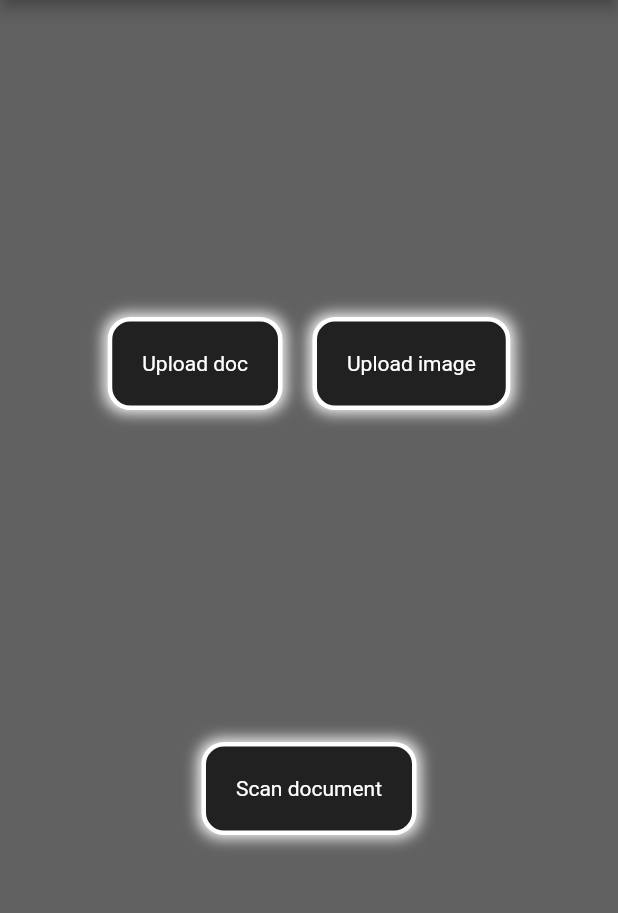
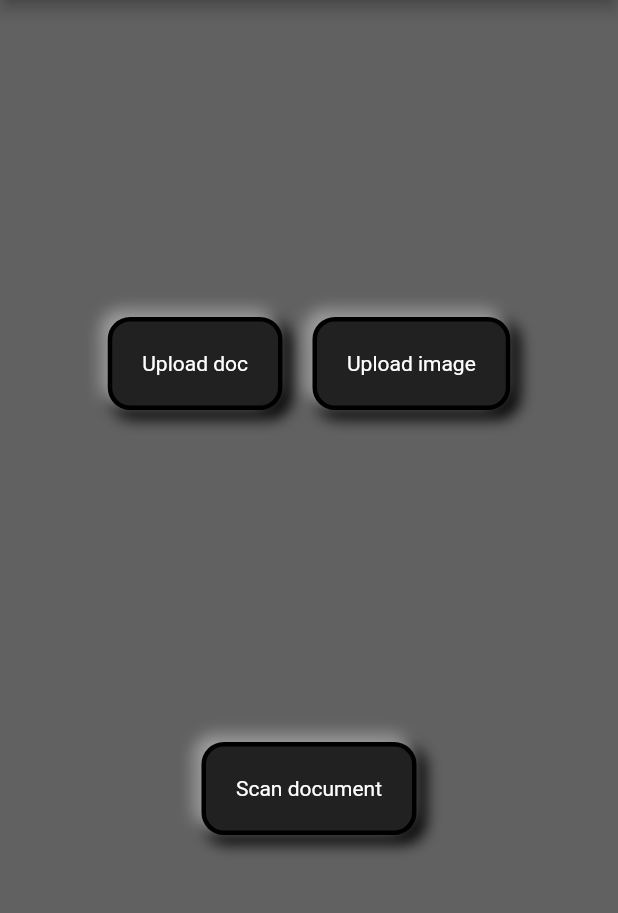
Before and after one commit to aaadddiii/voxlens, a Flutter app: the Main_menu screen opened directly, after a tap on "doc reader", on a phone screen of 412 x 824 dp, the part 84-997 px from its top. Run offline on Flutter 3.47's test engine with Material 2 defaults, Android fonts, the phone set to English and light mode, and no system bars; our stand-ins replace file_picker, flutter_tts, image_picker, speech_to_text; missing offline and left inert: alan_voice, google_ml_kit, read_pdf_text.

Commit message:
3d buttons

```diff
--- a/client/lib/document_reader.dart
+++ b/client/lib/document_reader.dart
@@ -52,9 +52,10 @@ class _Doc_ReaderState extends State<Doc_Reader> {
                       // color: Colors.grey[900],
                       decoration: BoxDecoration(
                           color: Colors.grey[900],
-                          border: Border.all(width: 3,color: Colors.white),
-                          borderRadius: BorderRadius.all(Radius.circular(15)),
-                        boxShadow : [BoxShadow(color: Colors.white,spreadRadius: 2,blurRadius: 8)],
+                        border: Border.all(width: 3,color: Colors.black),
+                        borderRadius: BorderRadius.all(Radius.circular(15)),
+                        boxShadow : [BoxShadow(color: Colors.black,spreadRadius: 2,blurRadius: 8,offset:Offset(4,4)),
+                          BoxShadow(color: Colors.grey,spreadRadius: 1,blurRadius: 8,offset:Offset(-4,-4))],
                       ),
                     )),
               ),
@@ -72,9 +73,10 @@ class _Doc_ReaderState extends State<Doc_Reader> {
                   // color: Colors.grey[900],
                   decoration: BoxDecoration(
                       color: Colors.grey[900],
-                      border: Border.all(width: 3,color: Colors.white),
-                      borderRadius: BorderRadius.all(Radius.circular(15)),
-                    boxShadow : [BoxShadow(color: Colors.white,spreadRadius: 2,blurRadius: 8)],
+                    border: Border.all(width: 3,color: Colors.black),
+                    borderRadius: BorderRadius.all(Radius.circular(15)),
+                    boxShadow : [BoxShadow(color: Colors.black,spreadRadius: 2,blurRadius: 8,offset:Offset(4,4)),
+                      BoxShadow(color: Colors.grey,spreadRadius: 1,blurRadius: 8,offset:Offset(-4,-4))],
                   ),
                 )),
               ),
@@ -95,9 +97,10 @@ class _Doc_ReaderState extends State<Doc_Reader> {
               // color: Colors.red[300],
               decoration: BoxDecoration(
                 color: Colors.grey[900],
-                border: Border.all(width: 3,color: Colors.white),
+                border: Border.all(width: 3,color: Colors.black),
                 borderRadius: BorderRadius.all(Radius.circular(15)),
-                boxShadow : [BoxShadow(color: Colors.white,spreadRadius: 2,blurRadius: 8)],
+                boxShadow : [BoxShadow(color: Colors.black,spreadRadius: 2,blurRadius: 8,offset:Offset(4,4)),
+                  BoxShadow(color: Colors.grey,spreadRadius: 1,blurRadius: 8,offset:Offset(-4,-4))],
               ),
             )),
           )
--- a/client/lib/home_screen.dart
+++ b/client/lib/home_screen.dart
@@ -112,9 +112,10 @@ class _HomeState extends State<Home> {
           // color: Colors.grey[600],
           decoration: BoxDecoration(
               color: Colors.grey[900],
-              border: Border.all(width: 3,color: Colors.white),
+              // border: Border.all(width: 3,color: Colors.white),
               borderRadius: BorderRadius.all(Radius.circular(15)),
-              boxShadow : [BoxShadow(color: Colors.white,spreadRadius: 2,blurRadius: 8)],
+            boxShadow : [BoxShadow(color: Colors.black,spreadRadius: 2,blurRadius: 8,offset:Offset(4,4)),
+            BoxShadow(color: Colors.grey,spreadRadius: 1,blurRadius: 8,offset:Offset(-4,-4))],
 
           ),
         )),
--- a/client/lib/main_menu.dart
+++ b/client/lib/main_menu.dart
@@ -38,9 +38,11 @@ class Main_menu extends StatelessWidget {
                   // color: Colors.red[300],
                   decoration: BoxDecoration(
                       color: Colors.grey[900],
-                      border: Border.all(width: 3,color: Colors.white),
-                      borderRadius: BorderRadius.all(Radius.circular(15)),
-                    boxShadow : [BoxShadow(color: Colors.white,spreadRadius: 2,blurRadius: 8)],
+                      border: Border.all(width: 3,color: Colors.black),
+                    borderRadius: BorderRadius.all(Radius.circular(15)),
+                    boxShadow : [BoxShadow(color: Colors.black,spreadRadius: 2,blurRadius: 8,offset:Offset(4,4)),
+                      BoxShadow(color: Colors.grey,spreadRadius: 1,blurRadius: 8,offset:Offset(-4,-4))],
+
                   ),
                 )),
               ),
@@ -58,9 +60,10 @@ class Main_menu extends StatelessWidget {
                   // color: Colors.red[300],
                   decoration: BoxDecoration(
                       color: Colors.grey[900],
-                      border: Border.all(width: 3,color: Colors.white),
-                      borderRadius: BorderRadius.all(Radius.circular(15)),
-                    boxShadow : [BoxShadow(color: Colors.white,spreadRadius: 2,blurRadius: 8)],
+                      border: Border.all(width: 3,color: Colors.black),
+                    borderRadius: BorderRadius.all(Radius.circular(15)),
+                    boxShadow : [BoxShadow(color: Colors.black,spreadRadius: 2,blurRadius: 8,offset:Offset(4,4)),
+                      BoxShadow(color: Colors.grey,spreadRadius: 1,blurRadius: 8,offset:Offset(-4,-4))],
                   ),
                 )),
               ),
@@ -88,9 +91,10 @@ class Main_menu extends StatelessWidget {
                   // color: Colors.red[300],
                   decoration: BoxDecoration(
                       color: Colors.grey[900],
-                      border: Border.all(width: 3,color: Colors.white),
-                      borderRadius: BorderRadius.all(Radius.circular(15)),
-                    boxShadow : [BoxShadow(color: Colors.white,spreadRadius: 2,blurRadius: 8)],
+                    border: Border.all(width: 3,color: Colors.black),
+                    borderRadius: BorderRadius.all(Radius.circular(15)),
+                    boxShadow : [BoxShadow(color: Colors.black,spreadRadius: 2,blurRadius: 8,offset:Offset(4,4)),
+                      BoxShadow(color: Colors.grey,spreadRadius: 1,blurRadius: 8,offset:Offset(-4,-4))],
                   ),
                 )),
               ),
@@ -105,9 +109,10 @@ class Main_menu extends StatelessWidget {
                 // color: Colors.red[300],
                 decoration: BoxDecoration(
                     color: Colors.grey[900],
-                    border: Border.all(width: 3,color: Colors.white),
-                    borderRadius: BorderRadius.all(Radius.circular(15)),
-                  boxShadow : [BoxShadow(color: Colors.white,spreadRadius: 2,blurRadius: 8)],
+                  border: Border.all(width: 3,color: Colors.black),
+                  borderRadius: BorderRadius.all(Radius.circular(15)),
+                  boxShadow : [BoxShadow(color: Colors.black,spreadRadius: 2,blurRadius: 8,offset:Offset(4,4)),
+                    BoxShadow(color: Colors.grey,spreadRadius: 1,blurRadius: 8,offset:Offset(-4,-4))],
                 ),
               )),
             ],
@@ -124,9 +129,10 @@ class Main_menu extends StatelessWidget {
               // color: Colors.red[300],
               decoration: BoxDecoration(
                   color: Colors.grey[900],
-                  border: Border.all(width: 3,color: Colors.white),
-                  borderRadius: BorderRadius.all(Radius.circular(15)),
-                boxShadow : [BoxShadow(color: Colors.white,spreadRadius: 2,blurRadius: 8)],
+                border: Border.all(width: 3,color: Colors.black),
+                borderRadius: BorderRadius.all(Radius.circular(15)),
+                boxShadow : [BoxShadow(color: Colors.black,spreadRadius: 2,blurRadius: 8,offset:Offset(4,4)),
+                  BoxShadow(color: Colors.grey,spreadRadius: 1,blurRadius: 8,offset:Offset(-4,-4))],
               ),
             )),
             flex: 1,),
```
